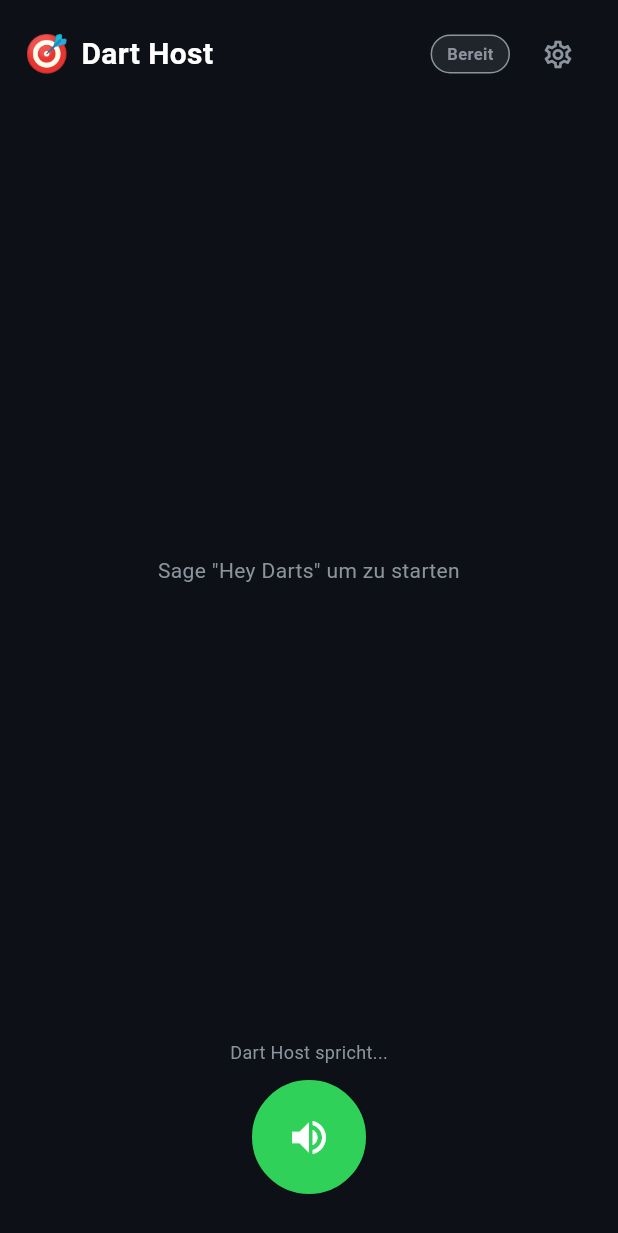
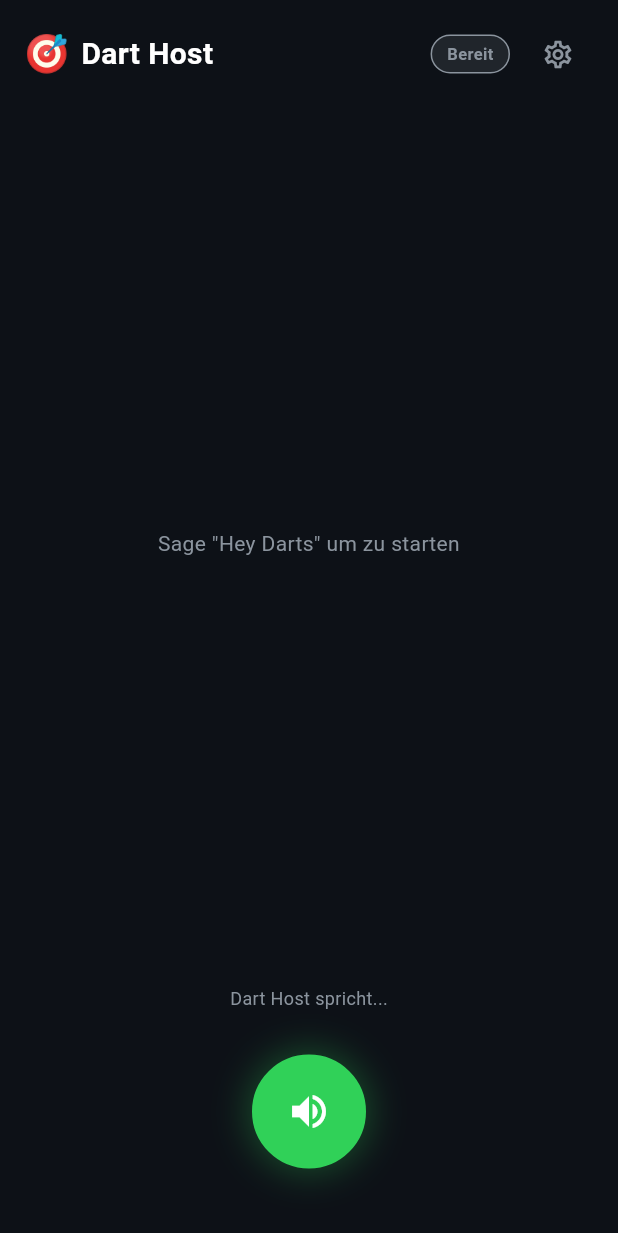
Before and after one commit to flixxo13/dart-host, a Flutter app: the screen it shows after launch, on a phone screen of 412 x 824 dp. Shown: the top 1233 px of the screen. Run offline on Flutter 3.47's test engine with Material 3 defaults, Android fonts, the phone set to English and light mode, and no system bars; our stand-ins replace flutter_tts, google_generative_ai, shared_preferences, speech_to_text; statements that could not run were skipped.

Commit message:
Aktualisieren von game_screen.dart

```diff
--- a/lib/ui/game_screen.dart
+++ b/lib/ui/game_screen.dart
@@ -1,4 +1,5 @@
 // lib/ui/game_screen.dart
+import 'dart:math';
 import 'package:flutter/material.dart';
 import 'package:provider/provider.dart';
 import '../app_controller.dart';
@@ -20,7 +21,7 @@ class GameScreen extends StatelessWidget {
                 _buildHeader(context, controller),
                 Expanded(child: _buildMainContent(controller)),
                 _buildScoreBoard(controller),
-                _buildVoiceButton(controller),
+                _MicButton(controller: controller),
               ],
             ),
           ),
@@ -37,26 +38,26 @@ class GameScreen extends StatelessWidget {
         children: [
           const Text('🎯', style: TextStyle(fontSize: 24)),
           const SizedBox(width: 8),
-          const Text(
-            'Dart Host',
-            style: TextStyle(color: Colors.white, fontSize: 20, fontWeight: FontWeight.bold),
-          ),
+          const Text('Dart Host',
+              style: TextStyle(
+                  color: Colors.white,
+                  fontSize: 20,
+                  fontWeight: FontWeight.bold)),
           const Spacer(),
           _PhaseChip(phase: controller.gameState.phase),
           const SizedBox(width: 8),
           IconButton(
-            icon: const Icon(Icons.settings_outlined, color: Color(0xFF8B949E), size: 22),
-            onPressed: () => Navigator.push(
-              context,
-              MaterialPageRoute(builder: (_) => const SettingsScreen()),
-            ),
+            icon: const Icon(Icons.settings_outlined,
+                color: Color(0xFF8B949E), size: 22),
+            onPressed: () => Navigator.push(context,
+                MaterialPageRoute(builder: (_) => const SettingsScreen())),
           ),
         ],
       ),
     );
   }
 
-  // ── Hauptinhalt: KI-Sprachblase + Status ──
+  // ── Hauptinhalt ──
   Widget _buildMainContent(AppController controller) {
     return Padding(
       padding: const EdgeInsets.symmetric(horizontal: 20),
@@ -65,29 +66,7 @@ class GameScreen extends StatelessWidget {
         children: [
           // KI Host Sprachblase
           if (controller.gameState.lastSpokenText.isNotEmpty)
-            Container(
-              width: double.infinity,
-              padding: const EdgeInsets.all(20),
-              decoration: BoxDecoration(
-                color: const Color(0xFF1C2333),
-                borderRadius: BorderRadius.circular(16),
-                border: Border.all(color: const Color(0xFF30D158), width: 1),
-              ),
-              child: Column(
-                crossAxisAlignment: CrossAxisAlignment.start,
-                children: [
-                  const Text(
-                    '🎙️ Dart Host',
-                    style: TextStyle(color: Color(0xFF30D158), fontSize: 12),
-                  ),
-                  const SizedBox(height: 8),
-                  Text(
-                    controller.gameState.lastSpokenText,
-                    style: const TextStyle(color: Colors.white, fontSize: 18, height: 1.4),
-                  ),
-                ],
-              ),
-            ),
+            _HostBubble(text: controller.gameState.lastSpokenText),
 
           const SizedBox(height: 20),
 
@@ -100,23 +79,9 @@ class GameScreen extends StatelessWidget {
 
           const SizedBox(height: 16),
 
-          // Partial Result — was der Nutzer gerade spricht
+          // Partial Result
           if (controller.voice.partialResult.isNotEmpty)
-            Container(
-              padding: const EdgeInsets.symmetric(horizontal: 16, vertical: 10),
-              decoration: BoxDecoration(
-                color: const Color(0xFF1C2333),
-                borderRadius: BorderRadius.circular(8),
-              ),
-              child: Text(
-                '"${controller.voice.partialResult}"',
-                style: const TextStyle(
-                  color: Color(0xFF58A6FF),
-                  fontStyle: FontStyle.italic,
-                  fontSize: 16,
-                ),
-              ),
-            ),
+            _PartialResultBox(text: controller.voice.partialResult),
         ],
       ),
     );
@@ -146,7 +111,8 @@ class GameScreen extends StatelessWidget {
           final p = players[i];
           final isActive = i == currentIndex;
           return Expanded(
-            child: Container(
+            child: AnimatedContainer(
+              duration: const Duration(milliseconds: 300),
               margin: const EdgeInsets.symmetric(horizontal: 4),
               padding: const EdgeInsets.all(12),
               decoration: BoxDecoration(
@@ -161,29 +127,28 @@ class GameScreen extends StatelessWidget {
               child: Column(
                 children: [
                   if (isActive)
-                    const Text('▼', style: TextStyle(color: Color(0xFF30D158), fontSize: 10)),
-                  Text(
-                    p.name,
+                    const Text('▼',
                         style: TextStyle(
-                      color: isActive ? const Color(0xFF30D158) : const Color(0xFF8B949E),
+                            color: Color(0xFF30D158), fontSize: 10)),
+                  Text(p.name,
+                      style: TextStyle(
+                        color: isActive
+                            ? const Color(0xFF30D158)
+                            : const Color(0xFF8B949E),
                         fontWeight: FontWeight.bold,
                         fontSize: 13,
                       ),
-                    overflow: TextOverflow.ellipsis,
-                  ),
+                      overflow: TextOverflow.ellipsis),
                   const SizedBox(height: 4),
-                  Text(
-                    '${p.score}',
+                  Text('${p.score}',
                       style: TextStyle(
                         color: Colors.white,
                         fontSize: isActive ? 34 : 26,
                         fontWeight: FontWeight.bold,
-                    ),
-                  ),
-                  Text(
-                    'Ø ${p.average.toStringAsFixed(0)}',
-                    style: const TextStyle(color: Color(0xFF8B949E), fontSize: 11),
-                  ),
+                      )),
+                  Text('Ø ${p.average.toStringAsFixed(0)}',
+                      style: const TextStyle(
+                          color: Color(0xFF8B949E), fontSize: 11)),
                 ],
               ),
             ),
@@ -192,70 +157,258 @@ class GameScreen extends StatelessWidget {
       ),
     );
   }
+}
 
-  // ── Mikrofon Button ──
-  Widget _buildVoiceButton(AppController controller) {
-    final voice = controller.voice;
-    final isListening = voice.isListening;
-    final isSpeaking = voice.isSpeaking;
+// ── Host Sprachblase ──
+class _HostBubble extends StatelessWidget {
+  final String text;
+  const _HostBubble({required this.text});
+
+  @override
+  Widget build(BuildContext context) {
+    return Container(
+      width: double.infinity,
+      padding: const EdgeInsets.all(20),
+      decoration: BoxDecoration(
+        color: const Color(0xFF1C2333),
+        borderRadius: BorderRadius.circular(16),
+        border: Border.all(color: const Color(0xFF30D158), width: 1),
+      ),
+      child: Column(
+        crossAxisAlignment: CrossAxisAlignment.start,
+        children: [
+          const Text('🎙️ Dart Host',
+              style: TextStyle(color: Color(0xFF30D158), fontSize: 12)),
+          const SizedBox(height: 8),
+          Text(text,
+              style: const TextStyle(
+                  color: Colors.white, fontSize: 18, height: 1.4)),
+        ],
+      ),
+    );
+  }
+}
+
+// ── Partial Result Box ──
+class _PartialResultBox extends StatelessWidget {
+  final String text;
+  const _PartialResultBox({required this.text});
+
+  @override
+  Widget build(BuildContext context) {
+    return AnimatedSwitcher(
+      duration: const Duration(milliseconds: 150),
+      child: Container(
+        key: ValueKey(text),
+        padding: const EdgeInsets.symmetric(horizontal: 16, vertical: 10),
+        decoration: BoxDecoration(
+          color: const Color(0xFF1C2333),
+          borderRadius: BorderRadius.circular(8),
+          border: Border.all(color: const Color(0xFF58A6FF).withOpacity(0.3)),
+        ),
+        child: Row(
+          mainAxisSize: MainAxisSize.min,
+          children: [
+            const Icon(Icons.hearing, color: Color(0xFF58A6FF), size: 14),
+            const SizedBox(width: 6),
+            Flexible(
+              child: Text(
+                '"$text"',
+                style: const TextStyle(
+                  color: Color(0xFF58A6FF),
+                  fontStyle: FontStyle.italic,
+                  fontSize: 15,
+                ),
+              ),
+            ),
+          ],
+        ),
+      ),
+    );
+  }
+}
+
+// ── Mikrofon Button mit Puls-Animation ──
+class _MicButton extends StatefulWidget {
+  final AppController controller;
+  const _MicButton({required this.controller});
+
+  @override
+  State<_MicButton> createState() => _MicButtonState();
+}
+
+class _MicButtonState extends State<_MicButton>
+    with TickerProviderStateMixin {
+  late AnimationController _pulseController;
+  late AnimationController _rippleController;
+  late Animation<double> _pulseAnim;
+  late Animation<double> _rippleAnim;
+  late Animation<double> _rippleOpacity;
+
+  @override
+  void initState() {
+    super.initState();
+
+    // Puls-Animation (Mikrofon-Button selbst)
+    _pulseController = AnimationController(
+      vsync: this,
+      duration: const Duration(milliseconds: 900),
+    )..repeat(reverse: true);
+
+    _pulseAnim = Tween<double>(begin: 1.0, end: 1.08).animate(
+      CurvedAnimation(parent: _pulseController, curve: Curves.easeInOut),
+    );
+
+    // Ripple-Animation (Welle um Mikrofon)
+    _rippleController = AnimationController(
+      vsync: this,
+      duration: const Duration(milliseconds: 1500),
+    )..repeat();
+
+    _rippleAnim = Tween<double>(begin: 0.8, end: 2.2).animate(
+      CurvedAnimation(parent: _rippleController, curve: Curves.easeOut),
+    );
+
+    _rippleOpacity = Tween<double>(begin: 0.6, end: 0.0).animate(
+      CurvedAnimation(parent: _rippleController, curve: Curves.easeOut),
+    );
+  }
+
+  @override
+  void dispose() {
+    _pulseController.dispose();
+    _rippleController.dispose();
+    super.dispose();
+  }
+
+  @override
+  Widget build(BuildContext context) {
+    return ListenableBuilder(
+      listenable: widget.controller.voice,
+      builder: (context, _) {
+        final isListening = widget.controller.voice.isListening;
+        final isSpeaking = widget.controller.voice.isSpeaking;
+
+        final Color btnColor = isListening
+            ? const Color(0xFFFF3B30)
+            : isSpeaking
+                ? const Color(0xFF30D158)
+                : const Color(0xFF1C2333);
+
+        final Color borderColor = isListening
+            ? const Color(0xFFFF3B30)
+            : isSpeaking
+                ? const Color(0xFF30D158)
+                : const Color(0xFF30363D);
+
+        final IconData icon = isListening
+            ? Icons.mic
+            : isSpeaking
+                ? Icons.volume_up
+                : Icons.mic_none;
+
+        final String label = isListening
+            ? 'Ich höre zu...'
+            : isSpeaking
+                ? 'Dart Host spricht...'
+                : 'Tippen zum Sprechen';
 
         return Padding(
           padding: const EdgeInsets.fromLTRB(24, 8, 24, 28),
           child: Column(
             children: [
-          Text(
-            isListening
-                ? 'Ich höre zu...'
-                : isSpeaking
-                    ? 'Dart Host spricht...'
-                    : 'Tippen zum Sprechen',
-            style: const TextStyle(color: Color(0xFF8B949E), fontSize: 12),
-          ),
-          const SizedBox(height: 10),
+              Text(label,
+                  style: const TextStyle(
+                      color: Color(0xFF8B949E), fontSize: 12)),
+              const SizedBox(height: 12),
+
               GestureDetector(
-            onTap: isSpeaking ? null : controller.toggleListening,
-            child: AnimatedContainer(
-              duration: const Duration(milliseconds: 200),
+                onTap: () => widget.controller.toggleListening(),
+                child: SizedBox(
+                  width: 110,
+                  height: 110,
+                  child: Stack(
+                    alignment: Alignment.center,
+                    children: [
+                      // Ripple Wellen (nur beim Hören)
+                      if (isListening) ...[
+                        _buildRipple(borderColor, 1.0),
+                        _buildRipple(borderColor, 0.6, delay: 0.5),
+                      ],
+
+                      // Pulsierender Button
+                      AnimatedBuilder(
+                        animation: isListening ? _pulseAnim : const AlwaysStoppedAnimation(1.0),
+                        builder: (context, child) {
+                          return Transform.scale(
+                            scale: isListening ? _pulseAnim.value : 1.0,
+                            child: child,
+                          );
+                        },
+                        child: Container(
                           width: 76,
                           height: 76,
                           decoration: BoxDecoration(
                             shape: BoxShape.circle,
-                color: isListening
-                    ? const Color(0xFFFF3B30)
-                    : isSpeaking
-                        ? const Color(0xFF30D158)
-                        : const Color(0xFF1C2333),
-                border: Border.all(
-                  color: isListening
-                      ? const Color(0xFFFF3B30)
-                      : isSpeaking
-                          ? const Color(0xFF30D158)
-                          : const Color(0xFF30363D),
-                  width: 2,
-                ),
+                            color: btnColor,
+                            border: Border.all(color: borderColor, width: 2),
                             boxShadow: isListening
                                 ? [
                                     BoxShadow(
-                          color: const Color(0xFFFF3B30).withOpacity(0.4),
+                                      color: const Color(0xFFFF3B30)
+                                          .withOpacity(0.35),
+                                      blurRadius: 24,
+                                      spreadRadius: 4,
+                                    )
+                                  ]
+                                : isSpeaking
+                                    ? [
+                                        BoxShadow(
+                                          color: const Color(0xFF30D158)
+                                              .withOpacity(0.3),
                                           blurRadius: 20,
-                          spreadRadius: 4,
+                                          spreadRadius: 3,
                                         )
                                       ]
                                     : [],
                           ),
-              child: Icon(
-                isListening
-                    ? Icons.mic
-                    : isSpeaking
-                        ? Icons.volume_up
-                        : Icons.mic_none,
-                color: Colors.white,
-                size: 30,
+                          child: Icon(icon, color: Colors.white, size: 30),
+                        ),
+                      ),
+                    ],
                   ),
                 ),
               ),
             ],
           ),
+        );
+      },
+    );
+  }
+
+  Widget _buildRipple(Color color, double opacity, {double delay = 0.0}) {
+    return AnimatedBuilder(
+      animation: _rippleController,
+      builder: (context, _) {
+        double progress = (_rippleController.value + delay) % 1.0;
+        final scale = 0.8 + progress * 1.4;
+        final alpha = ((1.0 - progress) * opacity * 0.6).clamp(0.0, 1.0);
+
+        return Transform.scale(
+          scale: scale,
+          child: Container(
+            width: 76,
+            height: 76,
+            decoration: BoxDecoration(
+              shape: BoxShape.circle,
+              border: Border.all(
+                color: color.withOpacity(alpha),
+                width: 2,
+              ),
+            ),
+          ),
+        );
+      },
     );
   }
 }
@@ -268,12 +421,12 @@ class _PhaseChip extends StatelessWidget {
   @override
   Widget build(BuildContext context) {
     final (label, color) = switch (phase) {
-      AppPhase.idle          => ('Bereit',    const Color(0xFF8B949E)),
-      AppPhase.addingPlayers => ('Setup',     const Color(0xFF58A6FF)),
-      AppPhase.choosingMode  => ('Modus',     const Color(0xFFD2A679)),
-      AppPhase.playing       => ('Läuft',     const Color(0xFF30D158)),
-      AppPhase.roundResult   => ('Ergebnis',  const Color(0xFF30D158)),
-      AppPhase.gameOver      => ('Ende',      const Color(0xFFFF6B6B)),
+      AppPhase.idle          => ('Bereit',   const Color(0xFF8B949E)),
+      AppPhase.addingPlayers => ('Setup',    const Color(0xFF58A6FF)),
+      AppPhase.choosingMode  => ('Modus',    const Color(0xFFD2A679)),
+      AppPhase.playing       => ('Läuft',    const Color(0xFF30D158)),
+      AppPhase.roundResult   => ('Ergebnis', const Color(0xFF30D158)),
+      AppPhase.gameOver      => ('Ende',     const Color(0xFFFF6B6B)),
     };
 
     return Container(
@@ -283,10 +436,9 @@ class _PhaseChip extends StatelessWidget {
         borderRadius: BorderRadius.circular(20),
         border: Border.all(color: color, width: 1),
       ),
-      child: Text(
-        label,
-        style: TextStyle(color: color, fontSize: 11, fontWeight: FontWeight.bold),
-      ),
+      child: Text(label,
+          style: TextStyle(
+              color: color, fontSize: 11, fontWeight: FontWeight.bold)),
     );
   }
 }
```
Lines whose indentation alone changed are shown as unchanged.
